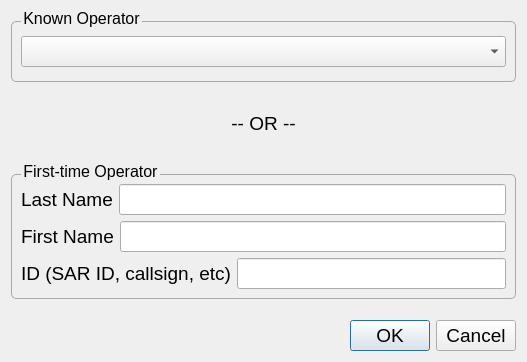
First picture: the form in designer/loginDialog.ui, repository ncssar/radiolog, before the edit.
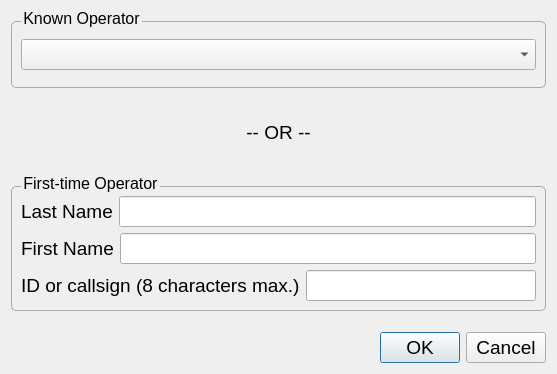
Second picture: the form after the edit.

The edit to the form file:
```diff
--- a/designer/loginDialog.ui
+++ b/designer/loginDialog.ui
@@ -6,8 +6,8 @@
    <rect>
     <x>0</x>
     <y>0</y>
-    <width>527</width>
-    <height>362</height>
+    <width>557</width>
+    <height>374</height>
    </rect>
   </property>
   <property name="font">
@@ -153,6 +153,9 @@
         </item>
         <item>
          <layout class="QHBoxLayout" name="idHLayout">
+          <property name="sizeConstraint">
+           <enum>QLayout::SetDefaultConstraint</enum>
+          </property>
           <item>
            <widget class="QLabel" name="idLabel">
             <property name="font">
@@ -162,7 +165,7 @@
              </font>
             </property>
             <property name="text">
-             <string>ID (SAR ID, callsign, etc)</string>
+             <string>ID or callsign (8 characters max.)</string>
             </property>
            </widget>
           </item>
```
Left out of the diff: 77 changed lines with no effect on the pictures.
